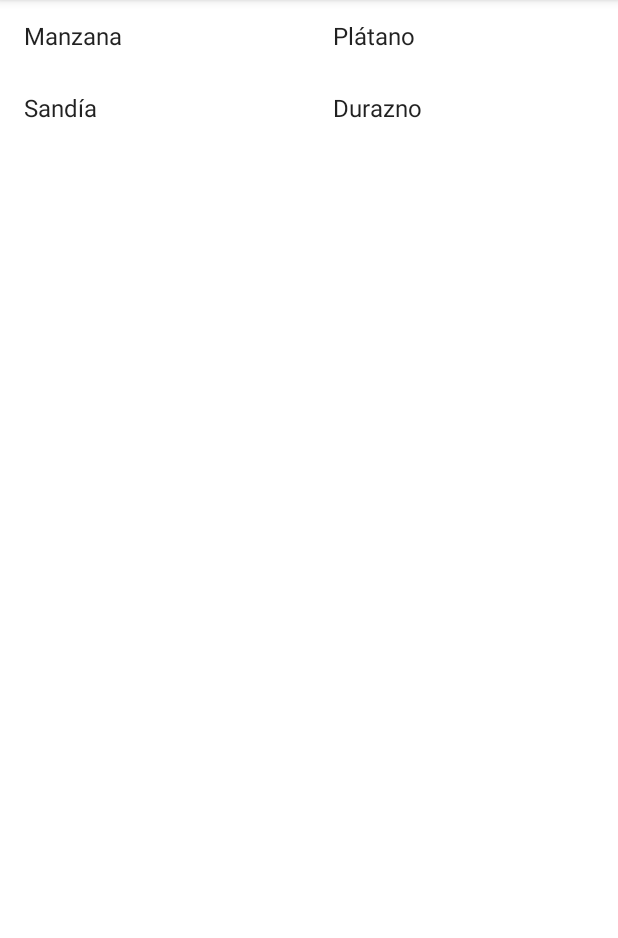
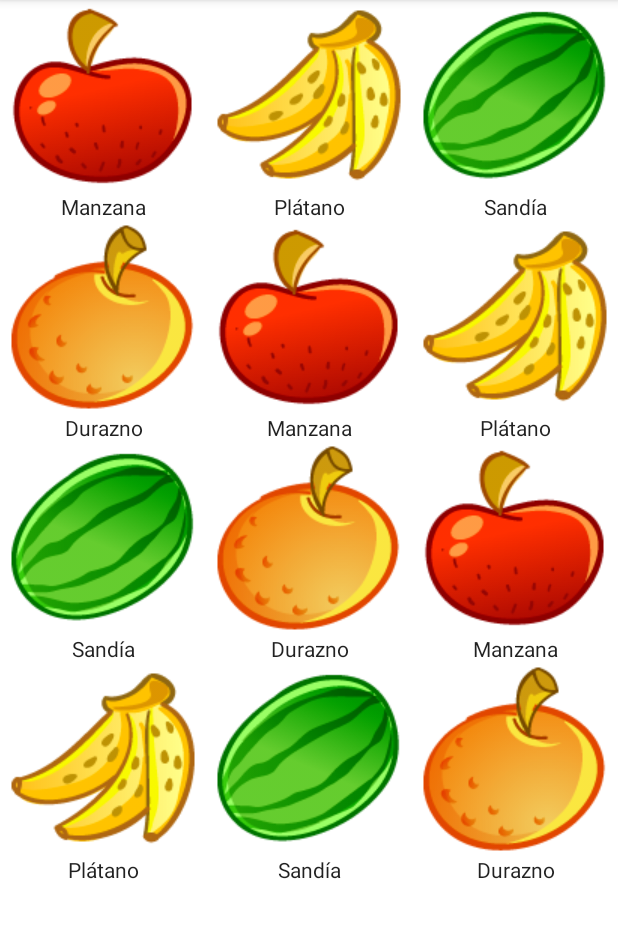
Before and after one commit to Fabian32f/EjemploGridView, an Android app: the screen it shows after launch (MainActivity), after a tap on "Manzana", on a phone screen of 412 x 824 dp, the part 84-1022 px from its top. Run offline under Robolectric (Android 15) with nearby library versions, the phone set to English and light mode, and no system bars.

Commit message:
GridView Terminado

```diff
--- a/app/src/main/java/com/cbtis/ejemplogridview/MainActivity.kt
+++ b/app/src/main/java/com/cbtis/ejemplogridview/MainActivity.kt
@@ -12,21 +12,38 @@ class MainActivity : AppCompatActivity() {
         super.onCreate(savedInstanceState)
         setContentView(R.layout.activity_main)
 
-        var frutas = ArrayList<String>()
+        var frutas = ArrayList<Fruta>()
 
+        /*
         frutas.add("Manzana")
         frutas.add("Plátano")
         frutas.add("Sandía")
-        frutas.add("Durazno")
+        frutas.add("Durazno")*/
+
+        frutas.add(Fruta("Manzana", R.drawable.manzana))
+        frutas.add(Fruta("Plátano", R.drawable.platano))
+        frutas.add(Fruta("Sandía", R.drawable.sandia))
+        frutas.add(Fruta("Durazno", R.drawable.durazno))
+        frutas.add(Fruta("Manzana", R.drawable.manzana))
+        frutas.add(Fruta("Plátano", R.drawable.platano))
+        frutas.add(Fruta("Sandía", R.drawable.sandia))
+        frutas.add(Fruta("Durazno", R.drawable.durazno))
+        frutas.add(Fruta("Manzana", R.drawable.manzana))
+        frutas.add(Fruta("Plátano", R.drawable.platano))
+        frutas.add(Fruta("Sandía", R.drawable.sandia))
+        frutas.add(Fruta("Durazno", R.drawable.durazno))
+
+
 
         var grid: GridView = findViewById(R.id.grid)
 
-        val adaptador = ArrayAdapter<String>(this, android.R.layout.simple_list_item_1,frutas)
+        //val adaptador = ArrayAdapter<String>(this, android.R.layout.simple_list_item_1,frutas)
+        val adaptador = AdaptadorCustom(this, frutas)
         grid.adapter = adaptador
 
         grid.onItemClickListener = AdapterView.OnItemClickListener { parent, view, position, id ->
 
-            Toast.makeText(this, frutas.get(position), Toast.LENGTH_SHORT).show()
+            Toast.makeText(this, frutas.get(position).nombre, Toast.LENGTH_SHORT).show()
         }
     }
 }
--- a/app/src/main/res/layout/activity_main.xml
+++ b/app/src/main/res/layout/activity_main.xml
@@ -10,5 +10,5 @@
         android:id="@+id/grid"
         android:layout_width="match_parent"
         android:layout_height="match_parent"
-        android:numColumns="2" />
+        android:numColumns="3" />
 </LinearLayout>
```
